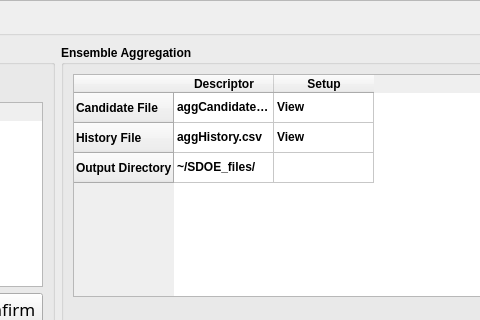
This is foqus_lib/gui/sdoe/sdoeSetupFrame_UI.ui in CCSI-Toolset/FOQUS as Qt 5 draws it before an edit; both pictures show x 557 to 1037 and y 0 to 320 of the 1280 by 692 pixel window. The edited form follows.
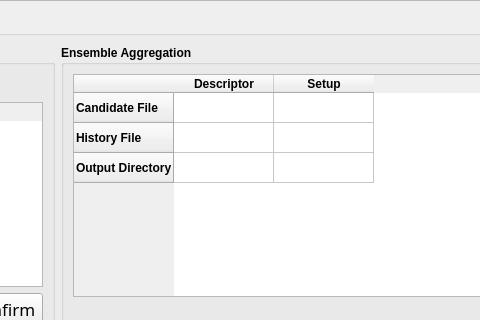
This is the edited form.

Diff of the .ui file:
```diff
--- a/foqus_lib/gui/sdoe/sdoeSetupFrame_UI.ui
+++ b/foqus_lib/gui/sdoe/sdoeSetupFrame_UI.ui
@@ -311,27 +311,27 @@
              </column>
              <item row="0" column="0">
               <property name="text">
-               <string>aggCandidate.csv</string>
+               <string/>
               </property>
              </item>
              <item row="0" column="1">
               <property name="text">
-               <string>View</string>
+               <string/>
               </property>
              </item>
              <item row="1" column="0">
               <property name="text">
-               <string>aggHistory.csv</string>
+               <string/>
               </property>
              </item>
              <item row="1" column="1">
               <property name="text">
-               <string>View</string>
+               <string/>
               </property>
              </item>
              <item row="2" column="0">
               <property name="text">
-               <string>~/SDOE_files/</string>
+               <string/>
               </property>
              </item>
             </widget>
```
Left out of the diff: 6 changed lines with no effect on the pictures.
